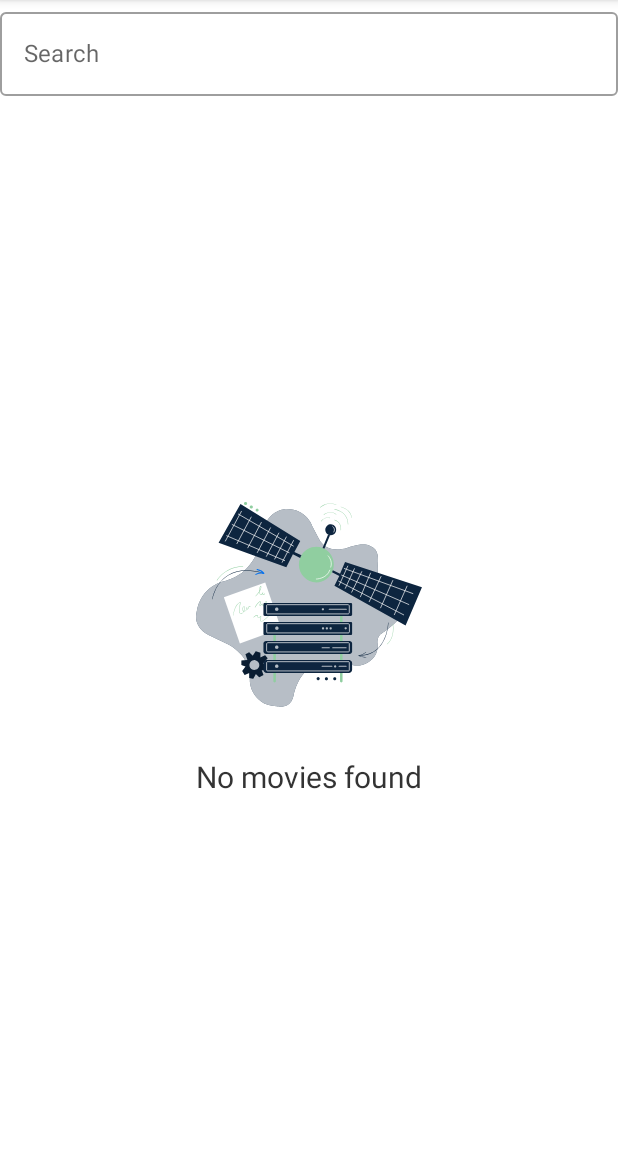
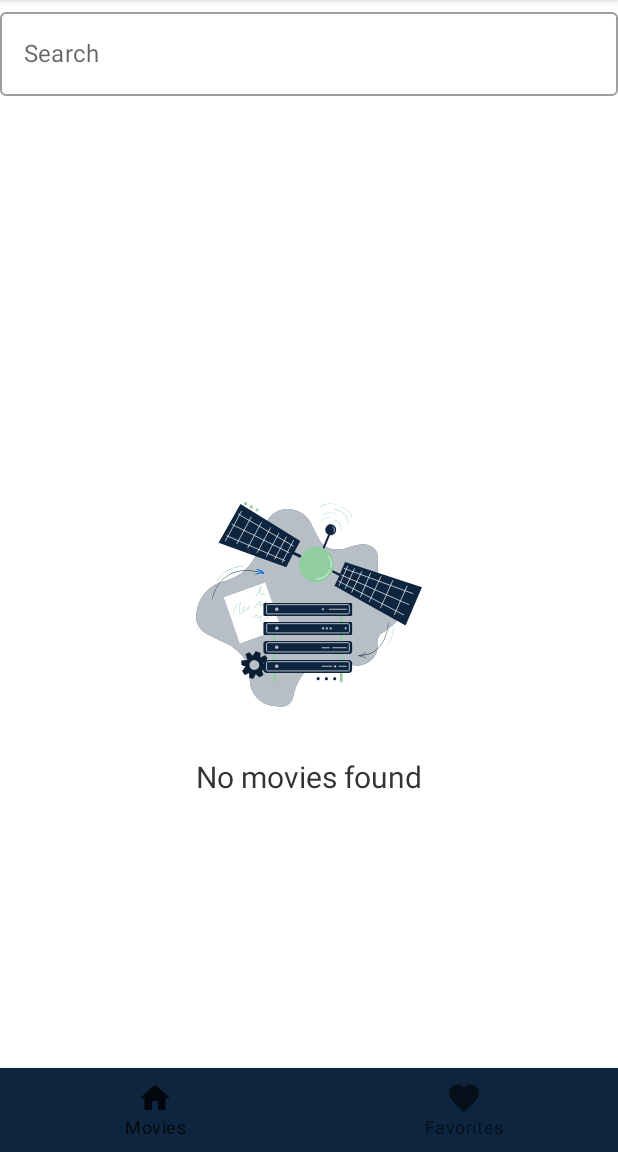
Before and after one commit to AmriZakariya/Movieappchallenge, an Android app built with Jetpack Compose: the screen it shows after launch (HomeActivity), on a phone screen of 412 x 824 dp, the part 84-1236 px from its top. Run offline under Robolectric (Android 15) with nearby library versions, the phone set to English and light mode, and no system bars; our stand-ins replace Dagger/Hilt's generated code, Room's generated code, accompanist, paging; pictures from the network do not load.

Commit message:
Added UI for Favorites feature

```diff
--- a/app/src/main/java/com/challenge/movieappchallenge/presentaion/ui/HomeActivity.kt
+++ b/app/src/main/java/com/challenge/movieappchallenge/presentaion/ui/HomeActivity.kt
@@ -3,11 +3,19 @@ package com.challenge.movieappchallenge.presentaion.ui
 import android.os.Bundle
 import androidx.activity.ComponentActivity
 import androidx.activity.compose.setContent
-import androidx.compose.runtime.getValue
+import androidx.compose.foundation.background
+import androidx.compose.material.BottomNavigation
+import androidx.compose.material.BottomNavigationItem
+import androidx.compose.material.Icon
+import androidx.compose.material.MaterialTheme
+import androidx.compose.material.Scaffold
+import androidx.compose.material.Text
+import androidx.compose.runtime.MutableState
 import androidx.compose.runtime.mutableStateOf
 import androidx.compose.runtime.remember
+import androidx.compose.ui.Modifier
 import androidx.navigation.compose.rememberNavController
-import com.challenge.movieappchallenge.presentaion.util.theme.MovieCleanTheme
+import com.challenge.movieappchallenge.presentaion.util.theme.MovieAppChallengeTheme
 import dagger.hilt.android.AndroidEntryPoint
 
 
@@ -17,13 +25,53 @@ class HomeActivity : ComponentActivity() {
     override fun onCreate(savedInstanceState: Bundle?) {
         super.onCreate(savedInstanceState)
         setContent {
-            val currentScreen: HomeDestination by remember { mutableStateOf(Movies) }
             val navController = rememberNavController()
-            MovieCleanTheme {
+            val items = listOf(
+                MoviesDestination,
+                FavoritesDestination
+            )
+            val currentScreen: MutableState<HomeDestination> = remember {
+                mutableStateOf(MoviesDestination)
+            }
+
+            MovieAppChallengeTheme {
                 StatusBarColor()
-                HomeNavHost(navController, currentScreen)
+                Scaffold(
+                    modifier = Modifier
+                        .background(MaterialTheme.colors.background),
+                    bottomBar = {
+                        BottomNavigation {
+                            items.forEach { screen ->
+                                BottomNavigationItem(
+                                    icon = {
+                                        Icon(
+                                            imageVector = screen.icon,
+                                            contentDescription = null
+                                        )
+                                    },
+                                    label = { Text(screen.title) },
+                                    selected = currentScreen.value == screen,
+                                    onClick = {
+                                        currentScreen.value = screen
+                                        navController.navigate(screen.route) {
+                                            popUpTo(navController.graph.startDestinationId) {
+                                                saveState = true
+                                            }
+                                            launchSingleTop = true
+                                            restoreState = true
+                                        }
+                                    }
+                                )
+                            }
+                        }
+                    }
+                ) {
+                    it.toString()
+                    StatusBarColor()
+                    HomeNavHost(navController, currentScreen.value)
+                }
             }
+
         }
     }
-
 }
--- a/app/src/main/java/com/challenge/movieappchallenge/presentaion/ui/HomeDestinations.kt
+++ b/app/src/main/java/com/challenge/movieappchallenge/presentaion/ui/HomeDestinations.kt
@@ -1,21 +1,39 @@
 package com.challenge.movieappchallenge.presentaion.ui
 
+import androidx.compose.material.icons.Icons
+import androidx.compose.material.icons.filled.Favorite
+import androidx.compose.material.icons.filled.Home
+import androidx.compose.material.icons.filled.Info
 import androidx.compose.runtime.Composable
+import androidx.compose.ui.graphics.vector.ImageVector
+
 
 interface HomeDestination {
     val route: String
+    val icon: ImageVector
+    val title: String
     val screen: @Composable () -> Unit
 }
 
-object Movies : HomeDestination {
+object MoviesDestination : HomeDestination {
     override val route = "Movies"
+    override val icon: ImageVector = Icons.Filled.Home
+    override val title = "Movies"
     override val screen: @Composable () -> Unit = { }
 }
 
 object MovieDetails : HomeDestination {
     override val route = "MovieDetails"
+    override val icon: ImageVector = Icons.Default.Info
+    override val title = "Movie Details"
     override val screen: @Composable () -> Unit = { }
 }
 
+object FavoritesDestination : HomeDestination {
+    override val route = "Favorites"
+    override val icon: ImageVector = Icons.Filled.Favorite
+    override val title = "Favorites"
+    override val screen: @Composable () -> Unit = { }
+}
 
-val homeScreens = listOf(Movies, MovieDetails)
+val homeScreens = listOf(MoviesDestination, MovieDetails)
--- a/app/src/main/java/com/challenge/movieappchallenge/presentaion/ui/HomeNavHost.kt
+++ b/app/src/main/java/com/challenge/movieappchallenge/presentaion/ui/HomeNavHost.kt
@@ -15,16 +15,16 @@ import com.challenge.movieappchallenge.presentaion.viewModel.MoviesViewModel
 
 private const val KEY_MOVIE = "movie"
 
+
 @Composable
 fun HomeNavHost(navController: NavHostController, currentScreen: HomeDestination) {
     NavHost(
         navController = navController,
-        startDestination = Movies.route,
+        startDestination = MoviesDestination.route,
     ) {
-        composable(route = Movies.route) {
+        composable(route = MoviesDestination.route) {
             val moviesViewModel = hiltViewModel<MoviesViewModel>()
             MoviesScreen(moviesViewModel, onMovieClicked = { movie ->
-                // Open Movie Details screen for clicked one
                 navController.currentBackStackEntry?.savedStateHandle?.set(KEY_MOVIE, movie)
                 navController.navigate(MovieDetails.route)
             })
@@ -40,8 +40,9 @@ fun HomeNavHost(navController: NavHostController, currentScreen: HomeDestination
 
             }
             MovieDetailsScreen(movie)
-
+        }
+        composable(route = FavoritesDestination.route) {
+            // Add your Favorites screen content here
         }
     }
-
 }
--- a/app/src/main/java/com/challenge/movieappchallenge/presentaion/ui/MoviesScreen.kt
+++ b/app/src/main/java/com/challenge/movieappchallenge/presentaion/ui/MoviesScreen.kt
@@ -435,7 +435,6 @@ fun DotsIcon(
     }
 }
 
-
 @Composable
 fun SortIcon(
     onFilterClicked: () -> Unit,
@@ -474,7 +473,7 @@ fun VoteAverage(review: Double, icon: Int?) {
     Row {
         Image(
             painter = painterResource(id = icon ?: R.drawable.star),
-            contentDescription = null, // Provide appropriate content description
+            contentDescription = null,
             modifier = Modifier
                 .width(24.dp)
                 .padding(4.dp)
@@ -500,7 +499,6 @@ fun VoteCount(count: Int, icon: Int?) {
     }
 }
 
-
 @Composable
 fun SearchInput(onSearchClicked: (String) -> Unit) {
     val searchTextState = remember { mutableStateOf("") }
@@ -514,8 +512,6 @@ fun SearchInput(onSearchClicked: (String) -> Unit) {
             modifier = Modifier.fillMaxWidth()
         )
 
-        // You can add a button here to trigger the search
-        // For simplicity, let's just call onSearchClicked when the text changes
         onSearchClicked(searchTextState.value)
     }
 }
--- a/app/src/main/java/com/challenge/movieappchallenge/presentaion/util/theme/Theme.kt
+++ b/app/src/main/java/com/challenge/movieappchallenge/presentaion/util/theme/Theme.kt
@@ -25,7 +25,10 @@ private val LightColorPalette = lightColors(
 )
 
 @Composable
-fun MovieCleanTheme(darkTheme: Boolean = isSystemInDarkTheme(), content: @Composable () -> Unit) {
+fun MovieAppChallengeTheme(
+    darkTheme: Boolean = isSystemInDarkTheme(),
+    content: @Composable () -> Unit
+) {
     val colors = if (darkTheme) {
         DarkColorPalette
     } else {
```
